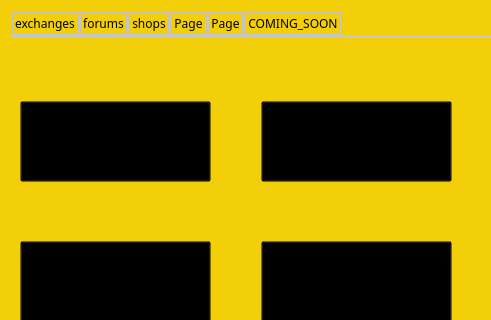
This is src/qt/forms/shoppingpage.ui in mbirtwistle/net2 as Qt 5 draws it before an edit; both pictures show x 0 to 491 and y 0 to 320 of the 758 by 536 pixel window. The edited form follows.
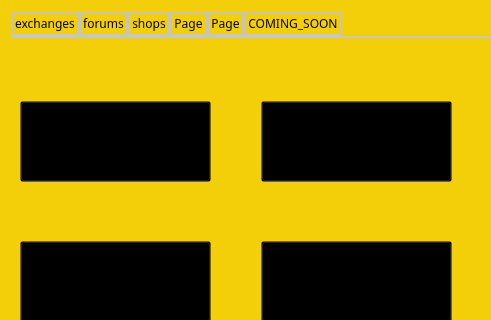
This is the edited form. The open tabs and pages were chosen to show the change. Icons and pictures are not drawn.

The edit to the form file:
```diff
--- a/src/qt/forms/shoppingpage.ui
+++ b/src/qt/forms/shoppingpage.ui
@@ -941,8 +941,6 @@
                                  stop: 0.5 #D8D8D8, stop: 1.0 #D3D3D3);
      border: 2px solid #C4C4C3;
      border-bottom-color: #C2C7CB; /* same as the pane color */
-     border-top-left-radius: 4px;
-     border-top-right-radius: 4px;
      min-width: 8ex;
      padding: 2px;
  }
```
Left out of the diff: 2 changed lines with no effect on the pictures.
